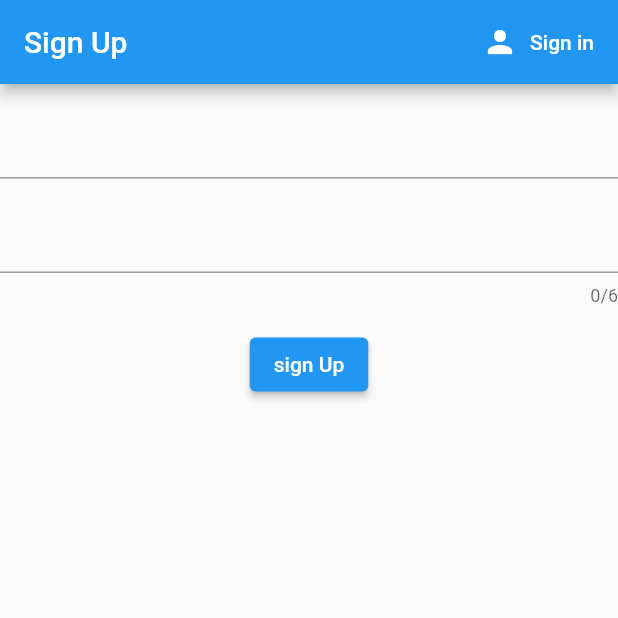
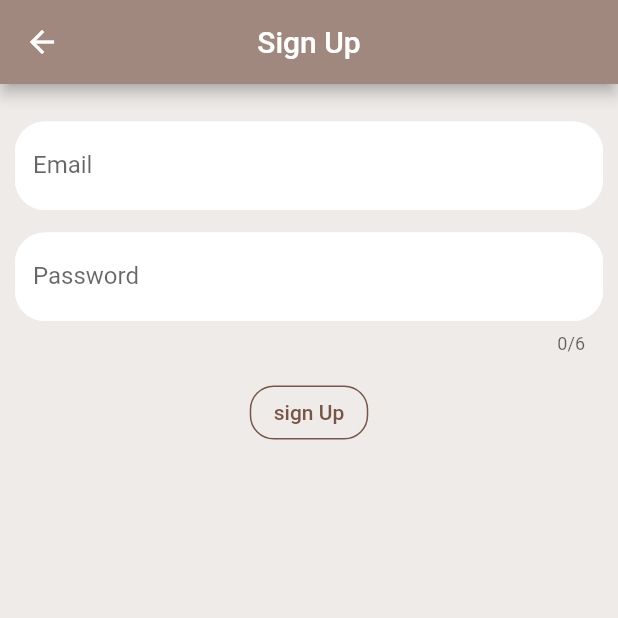
Before and after one commit to MohammadRakib/coffeeBuddy, a Flutter app: the screen it shows after launch, after a tap on "sign in", after a tap on "Sign Up", on a phone screen of 412 x 824 dp, the top half of it. Run offline on Flutter 3.47's test engine with Material 2 defaults, Android fonts, the phone set to English and light mode, and no system bars; our stand-ins replace firebase_auth, firebase_core; accounts and stored records are empty.

Commit message:
sign up and sign in design modified

```diff
--- /dev/null
+++ b/lib/Shared/decoration.dart
@@ -0,0 +1,29 @@
+import 'package:flutter/cupertino.dart';
+import 'package:flutter/material.dart';
+
+InputDecoration textFieldDecoration = const InputDecoration(
+  enabledBorder: OutlineInputBorder(
+    borderSide: BorderSide(width: 2.0,color: Colors.white),
+    borderRadius: BorderRadius.all(Radius.circular(20.0)),
+  ),
+  focusedBorder: OutlineInputBorder(
+    borderSide: BorderSide(width: 2.0,color: Color(0xFFA1887F)),
+    borderRadius: BorderRadius.all(Radius.circular(20.0),),
+  ),
+  errorBorder: OutlineInputBorder(
+    borderSide: BorderSide(width: 2.0,color: Color(0xFFA1887F)),
+    borderRadius: BorderRadius.all(Radius.circular(20.0),),
+  ),
+  focusedErrorBorder: OutlineInputBorder(
+    borderSide: BorderSide(width: 2.0,color: Color(0xFFA1887F)),
+    borderRadius: BorderRadius.all(Radius.circular(20.0),),
+  ),
+  fillColor: Colors.white,
+  filled: true,
+  floatingLabelBehavior: FloatingLabelBehavior.auto,
+  floatingLabelStyle: TextStyle(
+    fontSize: 20.0,
+    color: Color(0xFFA1887F),
+  ),
+
+);
--- a/lib/main.dart
+++ b/lib/main.dart
@@ -1,5 +1,6 @@
 import 'package:coffee_buddy/controller/AuthController.dart';
 import 'package:coffee_buddy/model/AppUser.dart';
+import 'package:coffee_buddy/screen/Authentication/Register.dart';
 import 'package:coffee_buddy/screen/Wrapper.dart';
 import 'package:firebase_core/firebase_core.dart';
 import 'package:flutter/material.dart';
@@ -21,7 +22,10 @@ class MyApp extends StatelessWidget {
       value: AuthController().user,
       initialData: null,
       child: MaterialApp(
-        home: Wrapper(),
+        routes: {
+          '/': (context)=>const Wrapper(),
+          '/register': (context) => Register(),
+        },
       ),
     );
   }
--- a/lib/screen/Authentication/Authentication.dart
+++ b/lib/screen/Authentication/Authentication.dart
@@ -22,6 +22,6 @@ class _AuthenticationState extends State<Authentication> {
   @override
   Widget build(BuildContext context) {
 
-    return toggleSignInSignUP?Signin(toggle: toggle):Register(toggle: toggle);
+    return const Signin();
   }
 }
--- a/lib/screen/Authentication/Register.dart
+++ b/lib/screen/Authentication/Register.dart
@@ -1,11 +1,11 @@
 import 'package:flutter/material.dart';
+import '../../Shared/decoration.dart';
 import '../../controller/AuthController.dart';
 import 'package:flutter/services.dart';
 
 class Register extends StatefulWidget {
 
-  Function toggle;
-  Register({Key? key, required this.toggle}) : super(key: key);
+  const Register({Key? key}) : super(key: key);
 
   @override
   _RegisterState createState() => _RegisterState();
@@ -22,30 +22,27 @@ class _RegisterState extends State<Register> {
   @override
   Widget build(BuildContext context) {
     return Scaffold(
+      backgroundColor: Colors.brown.shade50,
       appBar: AppBar(
         title: const Text('Sign Up'),
-        actions: [
-          ElevatedButton.icon(
-            onPressed: (){widget.toggle();},
-            icon: const Icon(Icons.person),
-            label: const Text('Sign in'),
-            style: ButtonStyle(
-              elevation: MaterialStateProperty.all(0.0),
+        centerTitle: true,
+        backgroundColor: Colors.brown.shade300,
       ),
-          ),
-        ],
-      ),
-      body: Form(
+      body: Padding(
+        padding: const EdgeInsets.all(10.0),
+        child: Form(
           key: _formKey,
           child: Column(
             children: [
               const SizedBox(height: 15.0,),
               TextFormField(
+                decoration: textFieldDecoration.copyWith(label: const Text('Email')),
                 validator: (val) => val!.isEmpty ? 'Please enter email':null,
                 onChanged: (val){email = val.trim();},
               ),
               const SizedBox(height: 15.0,),
               TextFormField(
+                decoration: textFieldDecoration.copyWith(label: const Text('Password')),
                 maxLengthEnforcement: MaxLengthEnforcement.enforced,
                 maxLength: 6,
                 obscureText: true,
@@ -53,7 +50,7 @@ class _RegisterState extends State<Register> {
                 onChanged: (val){password = val.trim();},
               ),
               const SizedBox(height: 15.0,),
-            ElevatedButton(
+              OutlinedButton(
                 onPressed: () async{
                   if(_formKey.currentState!.validate()) {
                     dynamic user = await _auth.emailPasswordRegister(email: email, password: password);
@@ -62,11 +59,22 @@ class _RegisterState extends State<Register> {
                         errorMessage = user;
                       });
                     }else{
-                    print(user.userId);
+                      Navigator.pop(context);
                     }
                   }
                 },
                 child: const Text('sign Up'),
+                style: ButtonStyle(
+                    overlayColor: MaterialStateProperty.all(Colors.brown.shade100),
+                    foregroundColor: MaterialStateProperty.all(Colors.brown),
+                    side: MaterialStateProperty.all(const BorderSide(
+                      color: Colors.brown,
+                      width: 1.0,
+                    )),
+                    shape: MaterialStateProperty.all(RoundedRectangleBorder(
+                      borderRadius: BorderRadius.circular(16.0),
+                    ))
+                ),
               ),
               const SizedBox(height: 15.0,),
               Text(
@@ -78,6 +86,7 @@ class _RegisterState extends State<Register> {
             ],
           ),
         ),
+      ),
     );
   }
 }
--- a/lib/screen/Authentication/SignIn.dart
+++ b/lib/screen/Authentication/SignIn.dart
@@ -1,10 +1,11 @@
 import 'package:flutter/material.dart';
 import 'package:flutter/services.dart';
+import '../../Shared/decoration.dart';
 import '../../controller/AuthController.dart';
 
 class Signin extends StatefulWidget {
-  Function toggle;
-  Signin({required this.toggle});
+  const Signin({Key? key}) : super(key: key);
+
 
   @override
   _SigninState createState() => _SigninState();
@@ -21,30 +22,39 @@ class _SigninState extends State<Signin> {
   @override
   Widget build(BuildContext context) {
     return Scaffold(
+      backgroundColor: Colors.brown.shade50,
       appBar: AppBar(
         title: const Text('Sign In'),
+        backgroundColor: Colors.brown.shade300,
         actions: [
           ElevatedButton.icon(
-              onPressed: (){widget.toggle();},
+              onPressed: (){
+                Navigator.pushNamed(context, '/register');
+              },
               icon: const Icon(Icons.person),
               label: const Text('Sign Up'),
             style: ButtonStyle(
               elevation: MaterialStateProperty.all(0.0),
+              backgroundColor: MaterialStateProperty.all(Colors.brown.shade300),
             ),
           ),
         ],
       ),
-      body: Form(
+      body: Padding(
+        padding: const EdgeInsets.all(10.0),
+        child: Form(
           key: _formKey,
           child: Column(
             children: [
               const SizedBox(height: 15.0,),
               TextFormField(
+                decoration: textFieldDecoration.copyWith(label: const Text('Email')),
                 validator: (val) => val!.isEmpty ? 'Please enter email':null,
                 onChanged: (val){email = val.trim();},
               ),
               const SizedBox(height: 15.0,),
               TextFormField(
+                decoration: textFieldDecoration.copyWith(label: const Text('Password')),
                 maxLengthEnforcement: MaxLengthEnforcement.enforced,
                 maxLength: 6,
                 obscureText: true,
@@ -52,7 +62,7 @@ class _SigninState extends State<Signin> {
                 onChanged: (val){password = val.trim();},
               ),
               const SizedBox(height: 15.0,),
-            ElevatedButton(
+              OutlinedButton(
                 onPressed: () async{
                   if(_formKey.currentState!.validate()) {
                     dynamic user = await _auth.emailPasswordSignIn(email: email, password: password);
@@ -66,6 +76,17 @@ class _SigninState extends State<Signin> {
                   }
                 },
                 child: const Text('sign in'),
+                style: ButtonStyle(
+                  overlayColor: MaterialStateProperty.all(Colors.brown.shade100),
+                  foregroundColor: MaterialStateProperty.all(Colors.brown),
+                  side: MaterialStateProperty.all(const BorderSide(
+                    color: Colors.brown,
+                    width: 1.0,
+                  )),
+                  shape: MaterialStateProperty.all(RoundedRectangleBorder(
+                    borderRadius: BorderRadius.circular(16.0),
+                  ))
+                ),
               ),
               const SizedBox(height: 15.0,),
               Text(
@@ -77,6 +98,7 @@ class _SigninState extends State<Signin> {
             ],
           ),
         ),
+      ),
     );
   }
 }
--- a/lib/screen/Home/Home.dart
+++ b/lib/screen/Home/Home.dart
@@ -1,5 +1,4 @@
 import 'package:coffee_buddy/controller/AuthController.dart';
-import 'package:firebase_auth/firebase_auth.dart';
 import 'package:flutter/material.dart';
 
 class Home extends StatelessWidget {
@@ -16,7 +15,9 @@ class Home extends StatelessWidget {
           ElevatedButton.icon(
               onPressed: () async{
                  dynamic signout = await _auth.signOut();
-                 if(signout != null){
+                 if(signout is String){
+                   print(signout);
+                 }else{
                    print(signout);
                  }
               },
```
Lines whose indentation alone changed are shown as unchanged.
